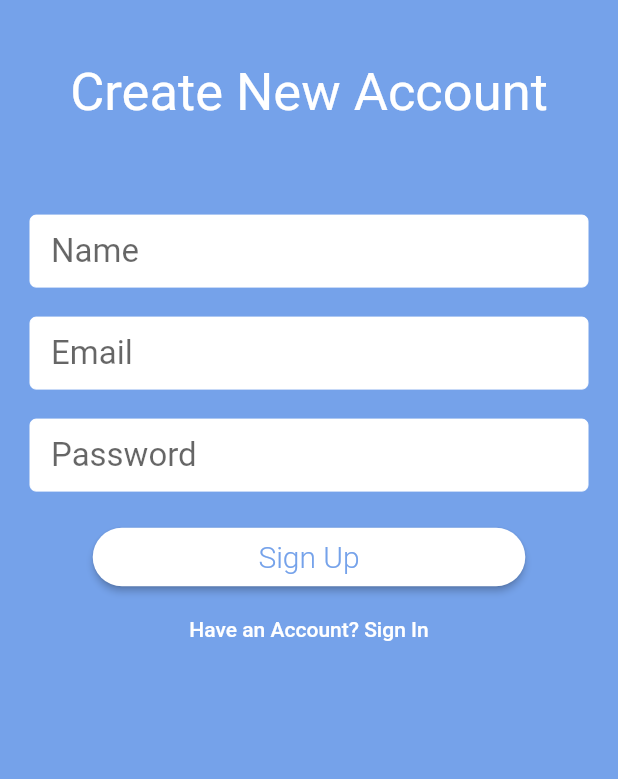
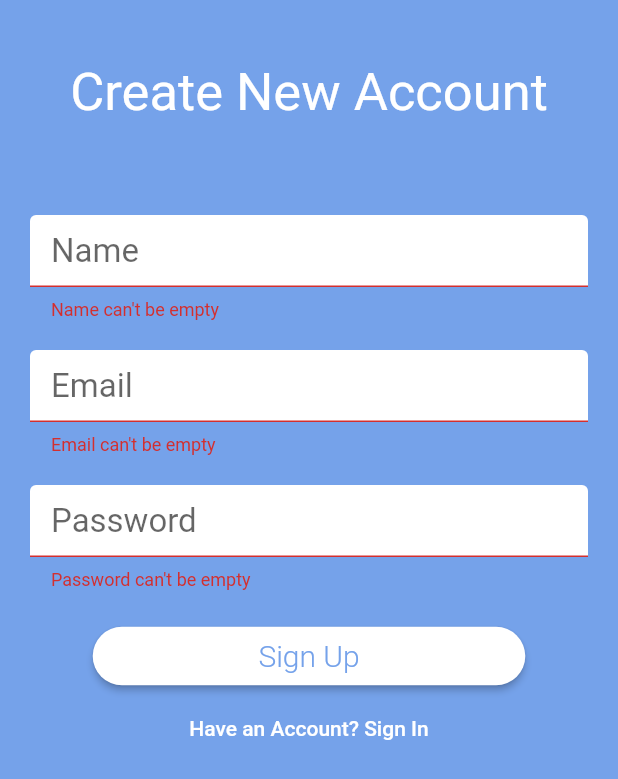
Before and after one commit to davefaliskie/travel_treasury, a Flutter app: the SignUpView screen opened by its route, after a tap on "Sign Up", on a phone screen of 412 x 824 dp. Shown: the top 779 px of the screen. Run offline on Flutter 3.47's test engine with Material 2 defaults, Android fonts, the phone set to English and light mode, and no system bars; drawn by our look-alikes of auto_size_text; our stand-ins replace cloud_firestore, firebase_auth; missing offline and left inert: date_range_picker; accounts and stored records are empty.

Commit message:
added password reset functionality

```diff
--- a/lib/services/auth_service.dart
+++ b/lib/services/auth_service.dart
@@ -36,4 +36,42 @@ class AuthService {
     return _firebaseAuth.signOut();
   }
 
+  // Reset Password
+  Future sendPasswordResetEmail(String email) async {
+    return _firebaseAuth.sendPasswordResetEmail(email: email);
+  }
+
 }
+
+class NameValidator {
+  static String validate(String value) {
+    if(value.isEmpty) {
+      return "Name can't be empty";
+    }
+    if(value.length < 2) {
+      return "Name must be at least 2 characters long";
+    }
+    if(value.length > 50) {
+      return "Name must be less than 50 characters long";
+    }
+    return null;
+  }
+}
+
+class EmailValidator {
+  static String validate(String value) {
+    if(value.isEmpty) {
+      return "Email can't be empty";
+    }
+    return null;
+  }
+}
+
+class PasswordValidator {
+  static String validate(String value) {
+    if(value.isEmpty) {
+      return "Password can't be empty";
+    }
+    return null;
+  }
+}
--- a/lib/views/sign_up_view.dart
+++ b/lib/views/sign_up_view.dart
@@ -3,11 +3,10 @@ import 'package:travel_budget/services/auth_service.dart';
 import 'package:auto_size_text/auto_size_text.dart';
 import 'package:travel_budget/widgets/provider_widget.dart';
 
-
 // TODO move this to tone location
 final primaryColor = const Color(0xFF75A2EA);
 
-enum AuthFormType { signIn, signUp }
+enum AuthFormType { signIn, signUp, reset }
 
 class SignUpView extends StatefulWidget {
   final AuthFormType authFormType;
@@ -25,7 +24,7 @@ class _SignUpViewState extends State<SignUpView> {
   _SignUpViewState({this.authFormType});
 
   final formKey = GlobalKey<FormState>();
-  String _email, _password, _name;
+  String _email, _password, _name, _warning;
 
   void switchFormState(String state) {
     formKey.currentState.reset();
@@ -40,22 +39,44 @@ class _SignUpViewState extends State<SignUpView> {
     }
   }
 
-  void submit() async {
+  bool validate() {
     final form = formKey.currentState;
     form.save();
+    if (form.validate()) {
+      form.save();
+      return true;
+    } else {
+      return false;
+    }
+  }
+
+  void submit() async {
+    if (validate()) {
       try {
         final auth = Provider.of(context).auth;
-      if(authFormType == AuthFormType.signIn) {
+        if (authFormType == AuthFormType.signIn) {
           String uid = await auth.signInWithEmailAndPassword(_email, _password);
           print("Signed In with ID $uid");
           Navigator.of(context).pushReplacementNamed('/home');
+        } else if (authFormType == AuthFormType.reset) {
+          await auth.sendPasswordResetEmail(_email);
+          print("Password reset email sent");
+          _warning = "A password reset link has been sent to $_email";
+          setState(() {
+            authFormType = AuthFormType.signIn;
+          });
         } else {
-        String uid = await auth.createUserWithEmailAndPassword(_email, _password, _name);
+          String uid = await auth.createUserWithEmailAndPassword(
+              _email, _password, _name);
           print("Signed up with New ID $uid");
           Navigator.of(context).pushReplacementNamed('/home');
         }
       } catch (e) {
-      print (e);
+        print(e);
+        setState(() {
+          _warning = e.message;
+        });
+      }
     }
   }
 
@@ -72,7 +93,9 @@ class _SignUpViewState extends State<SignUpView> {
         child: SafeArea(
           child: Column(
             children: <Widget>[
-              SizedBox(height: _height * 0.05),
+              SizedBox(height: _height * 0.025),
+              showAlert(),
+              SizedBox(height: _height * 0.025),
               buildHeaderText(),
               SizedBox(height: _height * 0.05),
               Padding(
@@ -91,10 +114,50 @@ class _SignUpViewState extends State<SignUpView> {
     );
   }
 
+  Widget showAlert() {
+    if (_warning != null) {
+      return Container(
+        color: Colors.amberAccent,
+        width: double.infinity,
+        padding: EdgeInsets.all(8.0),
+        child: Row(
+          children: <Widget>[
+            Padding(
+              padding: const EdgeInsets.only(right: 8.0),
+              child: Icon(Icons.error_outline),
+            ),
+            Expanded(
+              child: AutoSizeText(
+                _warning,
+                maxLines: 3,
+              ),
+            ),
+            Padding(
+              padding: const EdgeInsets.only(left: 8.0),
+              child: IconButton(
+                icon: Icon(Icons.close),
+                onPressed: () {
+                  setState(() {
+                    _warning = null;
+                  });
+                },
+              ),
+            )
+          ],
+        ),
+      );
+    }
+    return SizedBox(
+      height: 0,
+    );
+  }
+
   AutoSizeText buildHeaderText() {
     String _headerText;
     if (authFormType == AuthFormType.signUp) {
       _headerText = "Create New Account";
+    } else if (authFormType == AuthFormType.reset) {
+      _headerText = "Reset Password";
     } else {
       _headerText = "Sign In";
     }
@@ -111,11 +174,24 @@ class _SignUpViewState extends State<SignUpView> {
 
   List<Widget> buildInputs() {
     List<Widget> textFields = [];
+    if (authFormType == AuthFormType.reset) {
+      textFields.add(
+        TextFormField(
+          validator: EmailValidator.validate,
+          style: TextStyle(fontSize: 22.0),
+          decoration: buildSignUpInputDecoration("Email"),
+          onSaved: (value) => _email = value,
+        ),
+      );
+      textFields.add(SizedBox(height: 20));
+      return textFields;
+    }
 
     // if were in the sign up state add name
     if (authFormType == AuthFormType.signUp) {
       textFields.add(
         TextFormField(
+          validator: NameValidator.validate,
           style: TextStyle(fontSize: 22.0),
           decoration: buildSignUpInputDecoration("Name"),
           onSaved: (value) => _name = value,
@@ -127,6 +203,7 @@ class _SignUpViewState extends State<SignUpView> {
     // add email & password
     textFields.add(
       TextFormField(
+        validator: EmailValidator.validate,
         style: TextStyle(fontSize: 22.0),
         decoration: buildSignUpInputDecoration("Email"),
         onSaved: (value) => _email = value,
@@ -135,6 +212,7 @@ class _SignUpViewState extends State<SignUpView> {
     textFields.add(SizedBox(height: 20));
     textFields.add(
       TextFormField(
+        validator: PasswordValidator.validate,
         style: TextStyle(fontSize: 22.0),
         decoration: buildSignUpInputDecoration("Password"),
         obscureText: true,
@@ -161,11 +239,17 @@ class _SignUpViewState extends State<SignUpView> {
 
   List<Widget> buildButtons() {
     String _switchButtonText, _newFormState, _submitButtonText;
+    bool _showForgotPassword = false;
 
     if (authFormType == AuthFormType.signIn) {
       _switchButtonText = "Create New Account";
       _newFormState = "signUp";
       _submitButtonText = "Sign In";
+      _showForgotPassword = true;
+    } else if (authFormType == AuthFormType.reset) {
+      _switchButtonText = "Return to Sign In";
+      _newFormState = "signIn";
+      _submitButtonText = "Submit";
     } else {
       _switchButtonText = "Have an Account? Sign In";
       _newFormState = "signIn";
@@ -176,8 +260,8 @@ class _SignUpViewState extends State<SignUpView> {
       Container(
         width: MediaQuery.of(context).size.width * 0.7,
         child: RaisedButton(
-            shape: RoundedRectangleBorder(
-                borderRadius: BorderRadius.circular(30.0)),
+          shape:
+              RoundedRectangleBorder(borderRadius: BorderRadius.circular(30.0)),
           color: Colors.white,
           textColor: primaryColor,
           child: Padding(
@@ -190,6 +274,7 @@ class _SignUpViewState extends State<SignUpView> {
           onPressed: submit,
         ),
       ),
+      showForgotPassword(_showForgotPassword),
       FlatButton(
         child: Text(
           _switchButtonText,
@@ -201,4 +286,21 @@ class _SignUpViewState extends State<SignUpView> {
       )
     ];
   }
+
+  Widget showForgotPassword(bool visible) {
+    return Visibility(
+      child: FlatButton(
+        child: Text(
+          "Forgot Password?",
+          style: TextStyle(color: Colors.white),
+        ),
+        onPressed: () {
+          setState(() {
+            authFormType = AuthFormType.reset;
+          });
+        },
+      ),
+      visible: visible,
+    );
   }
+}
```
Also changed, not shown: 1 other file. Lines whose indentation alone changed are shown as unchanged.
